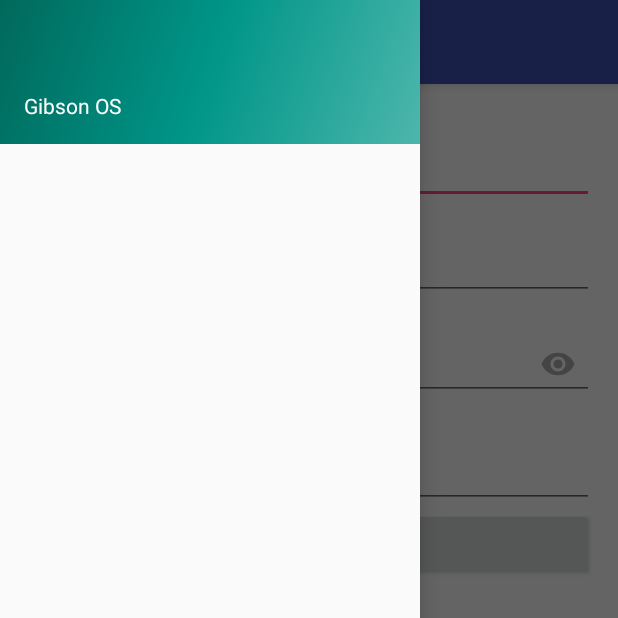
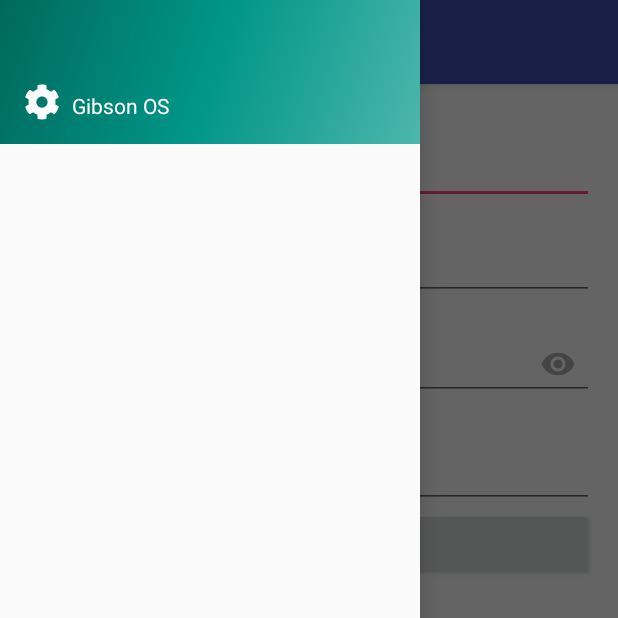
Before and after one commit to gibson-os/android-app, an Android app: the screen it shows after launch (LoginActivity), with the side drawer open, on a phone screen of 412 x 824 dp, the top half of it. Run offline under Robolectric (Android 15) with nearby library versions, the phone set to English and light mode, and no system bars; libraries missing offline, so code that uses them is left out: com.orm; 7 statements that could not run were skipped.

Commit message:
Add night mode setting

```diff
--- a/app/src/main/AndroidManifest.xml
+++ b/app/src/main/AndroidManifest.xml
@@ -63,6 +63,10 @@
         </activity>
 
         <activity
+            android:name=".activity.SettingActivity"
+            android:theme="@style/AppTheme.NoActionBar"/>
+
+        <activity
             android:name=".module.core.desktop.activity.IndexActivity"
             android:theme="@style/AppTheme.NoActionBar"/>
 
--- a/app/src/main/java/de/wollis_page/gibsonos/activity/GibsonOsActivity.kt
+++ b/app/src/main/java/de/wollis_page/gibsonos/activity/GibsonOsActivity.kt
@@ -9,6 +9,7 @@ import android.view.MenuItem
 import android.view.View
 import android.view.animation.AlphaAnimation
 import android.widget.FrameLayout
+import android.widget.ImageView
 import android.widget.TextView
 import android.widget.Toast
 import androidx.appcompat.app.ActionBarDrawerToggle
@@ -102,6 +103,15 @@ abstract class GibsonOsActivity : AppCompatActivity(), NavigationView.OnNavigati
 
         if (this.account != null) {
             this.application.addProcess(this)
+        }
+
+        val setting = this.findViewById<ImageView>(R.id.setting)
+        setting.setOnClickListener {
+            val intent = Intent(this, SettingActivity::class.java)
+            finish()
+            this.startActivity(intent)
+            val drawer = findViewById<DrawerLayout>(R.id.drawer_layout)
+            drawer.closeDrawer(GravityCompat.START)
         }
     }
 
--- a/app/src/main/res/layout/base_navigation_header.xml
+++ b/app/src/main/res/layout/base_navigation_header.xml
@@ -4,18 +4,25 @@
     android:layout_height="@dimen/nav_header_height"
     android:background="@drawable/side_nav_bar"
     android:gravity="bottom"
-    android:orientation="vertical"
+    android:orientation="horizontal"
     android:paddingBottom="@dimen/outter_spacing"
     android:paddingLeft="@dimen/outter_spacing"
     android:paddingRight="@dimen/outter_spacing"
     android:paddingTop="@dimen/outter_spacing"
     android:theme="@style/ThemeOverlay.AppCompat.Dark">
 
+    <ImageView
+        android:id="@+id/setting"
+        android:src="@drawable/ic_cog"
+        android:layout_width="@dimen/small_icon_size"
+        android:layout_height="@dimen/small_icon_size"
+        android:contentDescription="@string/explorer_icon_description" />
+
     <TextView
         android:layout_width="match_parent"
         android:layout_height="wrap_content"
-        android:paddingTop="@dimen/inner_spacing"
         android:text="@string/app_name"
+        android:layout_marginStart="@dimen/inner_spacing"
         android:textAppearance="@style/TextAppearance.AppCompat.Body1" />
 
 </LinearLayout>
--- a/app/src/main/res/values/strings.xml
+++ b/app/src/main/res/values/strings.xml
@@ -1,5 +1,6 @@
 <resources>
     <string name="app_name">Gibson OS</string>
+    <string name="use_dark_mode">Use dark mode</string>
     <string name="account_title">Add account</string>
     <string name="account_alias">Alias</string>
     <string name="account_user">User</string>
```
Also changed, not shown: app/src/main/java/de/wollis_page/gibsonos/activity/SettingActivity.kt (added, +20 -0 lines), app/src/main/res/layout/setting.xml (added, +13 -0 lines), 1 other file.
